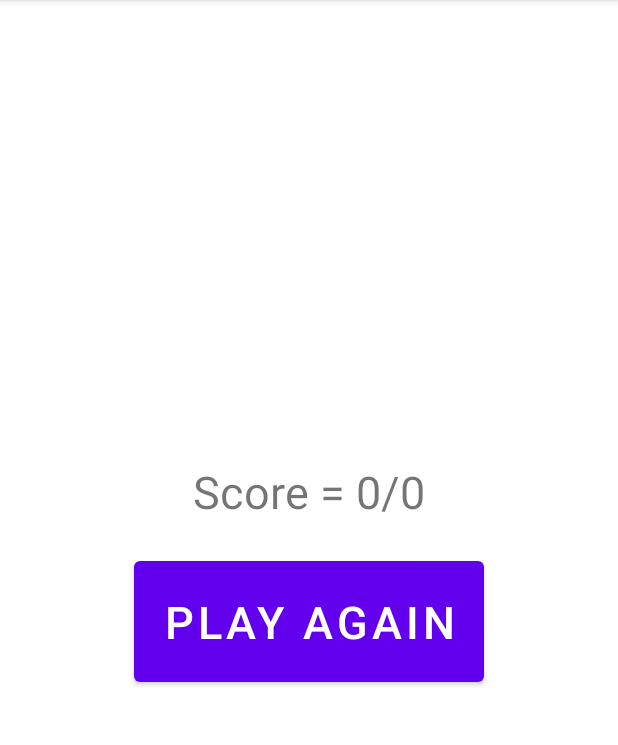
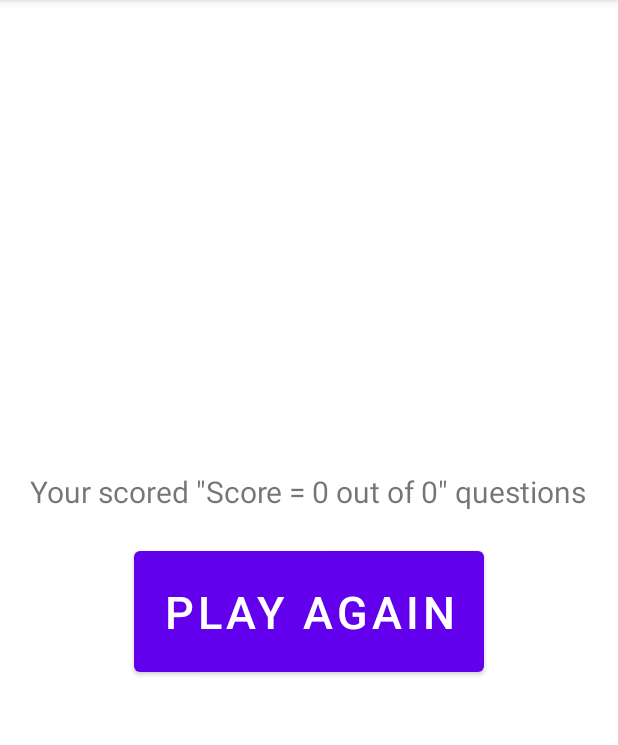
Before and after one commit to Vaibhav2002/BrainTrainerApp, an Android app: the GameWinFragment screen opened through its navigation route, on a phone screen of 412 x 824 dp, the part 84-829 px from its top. Run offline under Robolectric (Android 15) with nearby library versions, the phone set to English and light mode, and no system bars.

Commit message:
fixed the bug where the final score was not correctly displayed in GameWinFragment.kt fixed the bug that caused navigation to gamewinscreen after replaying game

```diff
--- a/app/src/main/java/com/example/braintrainer/GameWinFragment.kt
+++ b/app/src/main/java/com/example/braintrainer/GameWinFragment.kt
@@ -1,12 +1,11 @@
 package com.example.braintrainer
 
 import android.os.Bundle
-import androidx.fragment.app.Fragment
 import android.view.LayoutInflater
 import android.view.View
 import android.view.ViewGroup
+import androidx.fragment.app.Fragment
 import androidx.navigation.fragment.findNavController
-import androidx.navigation.fragment.navArgs
 import com.example.braintrainer.databinding.FragmentGameWinBinding
 
 class GameWinFragment : Fragment() {
@@ -16,8 +15,11 @@ class GameWinFragment : Fragment() {
         inflater: LayoutInflater, container: ViewGroup?,
         savedInstanceState: Bundle?
     ): View? {
-        val binding=FragmentGameWinBinding.inflate(inflater)
-        binding.scoretext.text=GameWinFragmentArgs().score
+        val binding = FragmentGameWinBinding.inflate(inflater)
+        val Score = GameWinFragmentArgs.fromBundle(requireArguments()).score
+        val text: String = "Your scored ${Score.substring(0, Score.indexOf('/'))} " +
+                "out of ${Score.substring(Score.indexOf('/') + 1)} questions"
+        binding.scoretext.text = text
         binding.playagainbtn.setOnClickListener {
             findNavController().navigate(GameWinFragmentDirections.actionGameWinFragmentToGameStartFragment())
         }
--- a/app/src/main/res/layout/fragment_game.xml
+++ b/app/src/main/res/layout/fragment_game.xml
@@ -112,6 +112,7 @@
             android:layout_width="wrap_content"
             android:layout_height="wrap_content"
             android:layout_below="@id/grid"
+            android:text="@{vm.displayText}"
             android:layout_centerHorizontal="true"
             android:layout_marginTop="30dp"
             android:textSize="50sp" />
--- a/app/src/main/res/layout/fragment_game_win.xml
+++ b/app/src/main/res/layout/fragment_game_win.xml
@@ -13,7 +13,7 @@
         android:layout_width="wrap_content"
         android:layout_height="wrap_content"
         android:text="@string/hello_blank_fragment"
-        android:textSize="30sp"/>
+        android:textSize="20sp" />
 
 
     <Button
--- a/app/src/main/res/navigation/nav_graph.xml
+++ b/app/src/main/res/navigation/nav_graph.xml
@@ -24,7 +24,7 @@
         <action
             android:id="@+id/action_gameFragment_to_gameWinFragment"
             app:destination="@id/gameWinFragment"
-            app:popUpTo="@id/gameWinFragment"
+            app:popUpTo="@id/gameFragment"
             app:popUpToInclusive="true" />
     </fragment>
     <fragment
@@ -39,7 +39,7 @@
         <action
             android:id="@+id/action_gameWinFragment_to_gameStartFragment"
             app:destination="@id/gameStartFragment"
-            app:popUpTo="@id/gameFragment"
+            app:popUpTo="@id/gameWinFragment"
             app:popUpToInclusive="true" />
     </fragment>
     <fragment
```
Also changed, not shown: app/src/main/java/com/example/braintrainer/GameFragment.kt (+6 -7 lines), app/src/main/java/com/example/braintrainer/GameViewModel.kt (+11 -5 lines).
